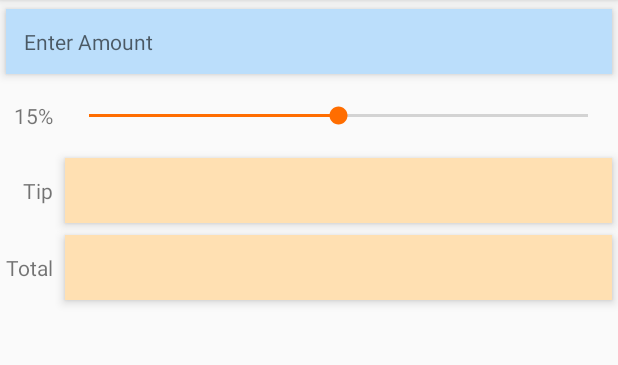
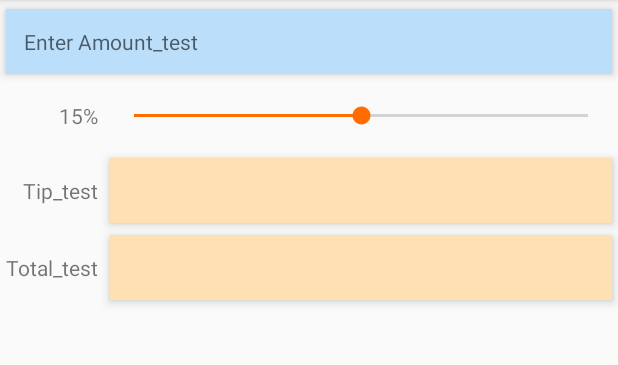
Before and after one commit to OlegVerechshagin/TipCalculator, an Android app: the screen it shows after launch (MainActivity), on a phone screen of 412 x 824 dp, the part 84-449 px from its top. Run offline under Robolectric (Android 15) with nearby library versions, the phone set to English and light mode, and no system bars.

Commit message:
Add function TalkBack and Locale: en, ru.

```diff
--- a/app/src/main/res/layout/activity_main.xml
+++ b/app/src/main/res/layout/activity_main.xml
@@ -44,6 +44,7 @@
         android:layout_width="wrap_content"
         android:layout_height="@dimen/seekbar_height"
         android:layout_gravity="fill_horizontal"
+        android:contentDescription="@string/seek_bar_logo"
         android:max="30"
         android:progress="15" />
 
@@ -57,9 +58,10 @@
     <!-- мое свойство - атрибут style -->
     <TextView
         android:id="@+id/tipTextView"
+        style="@style/styleTextView"
         android:layout_width="wrap_content"
         android:layout_height="wrap_content"
-        style="@style/styleTextView" />
+        android:contentDescription="@string/tip_text_view_logo" />
 
     <TextView
         android:id="@+id/totalLabelTextView"
@@ -72,6 +74,7 @@
         android:id="@+id/totalTextView"
         android:layout_width="wrap_content"
         android:layout_height="wrap_content"
-        style="@style/styleTextView" />
+        style="@style/styleTextView"
+        android:contentDescription="@string/total_text_view_logo"/>
 
 </GridLayout>
--- a/app/src/main/res/values/strings.xml
+++ b/app/src/main/res/values/strings.xml
@@ -1,7 +1,10 @@
 <resources>
     <string name="app_name">Tip Calculator</string>
-    <string name="enter_amount">Enter Amount</string>
+    <string name="enter_amount">Enter Amount_test</string>
     <string name="tip_percentage">15%</string>
-    <string name="tip">Tip</string>
-    <string name="total">Total</string>
+    <string name="tip">Tip_test</string>
+    <string name="total">Total_test</string>
+    <string name="seek_bar_logo">Slider for entering percent of tips_test</string>
+    <string name="tip_text_view_logo">Displays the precentage of tips_test</string>
+    <string name="total_text_view_logo">Displaing the invoice amount_test</string>
 </resources>
```
Also changed, not shown: 2 other files.
